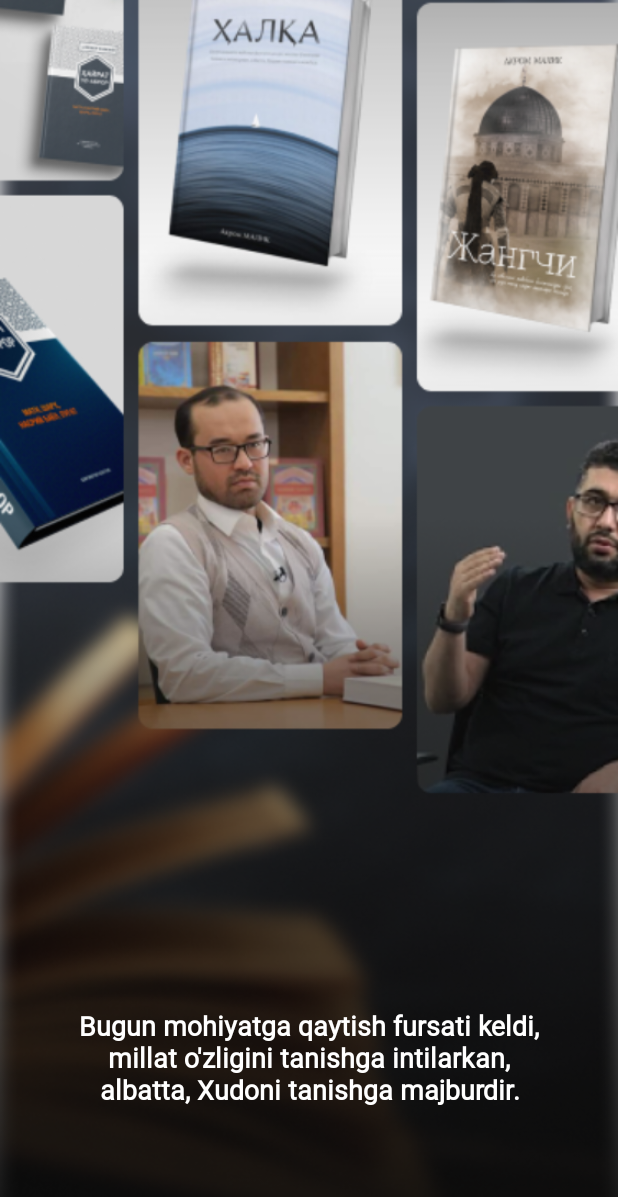
After one commit to yahyamahmudiy/Halqa, an Android app: the SplashActivity screen opened directly, with no data from a screen before it, on a phone screen of 412 x 824 dp. The commit adds this screen. Shown: the top 1197 px of the screen. Run offline under Robolectric (Android 15) with nearby library versions, the phone set to English and light mode, and no system bars.

Commit message:
Splash screen

```diff
--- /dev/null
+++ b/app/src/main/java/com/example/halqa/activity/SplashActivity.kt
@@ -0,0 +1,53 @@
+package com.example.halqa.activity
+
+import android.annotation.SuppressLint
+import android.content.Intent
+import android.os.Bundle
+import android.os.CountDownTimer
+import android.view.WindowManager
+import androidx.appcompat.app.AppCompatActivity
+import androidx.navigation.NavController
+import androidx.navigation.NavGraph
+import androidx.navigation.fragment.NavHostFragment
+import com.example.halqa.R
+import com.example.halqa.manager.SharedPref
+
+@SuppressLint("CustomSplashScreen")
+class SplashActivity : AppCompatActivity() {
+    private lateinit var navController: NavController
+    lateinit var navGraph: NavGraph
+
+    override fun onCreate(savedInstanceState: Bundle?) {
+        super.onCreate(savedInstanceState)
+        setContentView(R.layout.activity_splash)
+
+        initViews()
+    }
+
+    private fun initViews() {
+        setScreen()
+    }
+
+    fun setScreen() {
+        // This is used to hide the status bar and make
+        // the splash screen as a full screen activity.
+        window.setFlags(
+            WindowManager.LayoutParams.FLAG_FULLSCREEN,
+            WindowManager.LayoutParams.FLAG_FULLSCREEN
+        )
+
+        countDownTimer()
+    }
+
+    private fun countDownTimer() {
+        object : CountDownTimer(4000, 1000) {
+            override fun onTick(l: Long) {}
+            override fun onFinish() {
+                val intent = Intent(this@SplashActivity,MainActivity::class.java)
+                startActivity(intent)
+            }
+        }.start()
+    }
+
+
+}
--- /dev/null
+++ b/app/src/main/res/layout/activity_splash.xml
@@ -0,0 +1,30 @@
+<?xml version="1.0" encoding="utf-8"?>
+<androidx.constraintlayout.widget.ConstraintLayout xmlns:android="http://schemas.android.com/apk/res/android"
+    xmlns:app="http://schemas.android.com/apk/res-auto"
+    xmlns:tools="http://schemas.android.com/tools"
+    android:layout_width="match_parent"
+    android:layout_height="match_parent"
+    tools:context=".activity.SplashActivity">
+
+    <ImageView
+        android:id="@+id/splashPageLogo"
+        android:layout_width="match_parent"
+        android:layout_height="match_parent"
+        android:src="@drawable/img_splash"
+        android:scaleType="centerCrop"
+        android:adjustViewBounds="true"/>
+    <TextView
+        android:textColor="@color/white"
+        android:layout_width="400dp"
+        android:layout_height="138dp"
+        android:gravity="center_horizontal|center_vertical"
+        android:text="@string/app_shior"
+        android:fontFamily="@font/montserrat_extra_bold"
+        android:textSize="18sp"
+        android:textStyle="bold"
+        android:layout_marginBottom="50dp"
+        android:paddingHorizontal="40dp"
+        app:layout_constraintBottom_toBottomOf="parent"
+        app:layout_constraintEnd_toEndOf="parent"
+        app:layout_constraintStart_toStartOf="parent" />
+</androidx.constraintlayout.widget.ConstraintLayout>
--- a/app/src/main/res/layout/fragment_main.xml
+++ b/app/src/main/res/layout/fragment_main.xml
@@ -43,7 +43,7 @@
         android:layout_width="wrap_content"
         android:layout_height="wrap_content"
         android:layout_marginStart="30dp"
-        android:layout_marginBottom="85dp"
+        android:layout_marginBottom="75dp"
         android:fontFamily="@font/montserrat_extra_bold"
         android:text="@string/str_akrom_malik"
         android:textColor="@color/white"
--- a/app/src/main/res/values/strings.xml
+++ b/app/src/main/res/values/strings.xml
@@ -21,6 +21,7 @@
     <string name="str_saqlab_qo_yilganlar">Saqlab qo’yilganlar</string>
     <string name="str_15">15</string>
     <string name="str_00_00">00:00</string>
+    <string name="app_shior">Bugun mohiyatga qaytish fursati keldi, millat o\'zligini tanishga intilarkan, albatta, Xudoni tanishga majburdir.</string>
 
     <string-array name="halqa">
         <item>https://firebasestorage.googleapis.com/v0/b/halqa-f2d7b.appspot.com/o/Halqa-1-bob.mp3?alt=media&amp;token=91c4cf43-cbf5-4438-b140-47b56c6be9bb</item>
```
Also changed, not shown: app/src/main/AndroidManifest.xml (+6 -1 lines), app/src/main/java/com/example/halqa/activity/MainActivity.kt (+10 -0 lines), app/src/main/java/com/example/halqa/fragment/languageflow/language/LanguageFragment.kt (+8 -0 lines), app/src/main/java/com/example/halqa/manager/SharedPref.kt (added, +48 -0 lines), app/src/main/res/drawable/img_splash.png (added).
